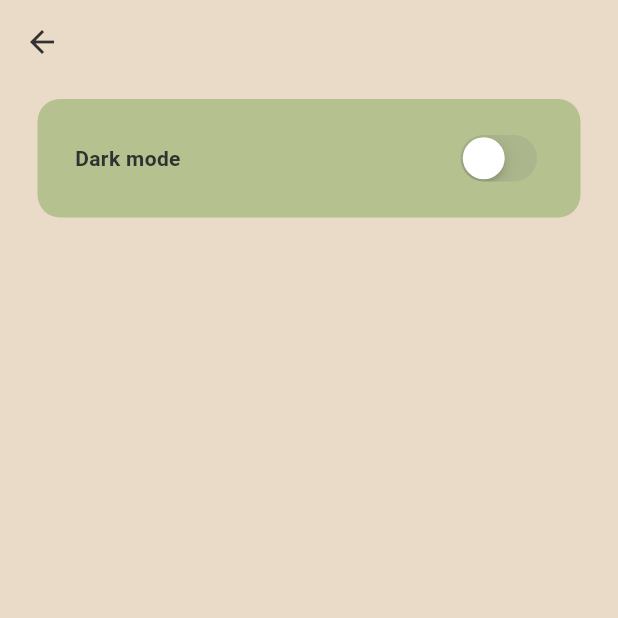
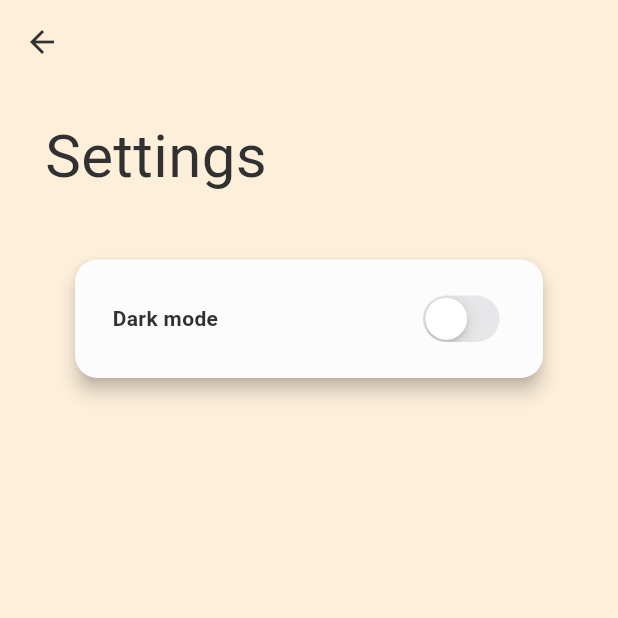
Before and after one commit to dHAVR/APad, a Flutter app: the SettingsPage screen opened directly, on a phone screen of 412 x 824 dp, the top half of it. Run offline on Flutter 3.47's test engine with Material 3 defaults, Android fonts, the phone set to English and light mode, and no system bars; our stand-ins replace flutter_colorpicker, flutter_html, google_fonts, isar; accounts and stored records are empty; generated files the repository leaves out were written again.

Commit message:
Changed theme
I have changed theme and fixed some problems.

```diff
--- a/lib/component/drawer.dart
+++ b/lib/component/drawer.dart
@@ -14,7 +14,7 @@ class MyDrawer extends StatelessWidget {
         children: [
           DrawerHeader(
             child: Padding(
-              padding: EdgeInsets.only(top: 30.0), // Adjust the padding value as needed
+              padding: EdgeInsets.only(top: 30.0),
               child: Text(
                 "Stay focused"+'\n'+"  with APad",
                 style: GoogleFonts.kalam(
@@ -38,7 +38,6 @@ class MyDrawer extends StatelessWidget {
                   builder: (context) => SettingsPage(),
               )
               );
-
             },
           )
         ],
--- a/lib/component/note_tile.dart
+++ /dev/null
@@ -1,22 +0,0 @@
-import 'package:apad/theme/theme_provider.dart';
-import 'package:flutter/material.dart';
-import 'package:flutter/cupertino.dart';
-import 'package:provider/provider.dart';
-
-class NoteTile extends StatelessWidget {
-  final String text;
-  const NoteTile({super.key, required this.text});
-
-  @override
-  Widget build(BuildContext context) {
-    return Container(
-      decoration: BoxDecoration(
-        color: Theme.of(context).colorScheme.primary,
-        borderRadius: BorderRadius.circular(15),
-      ),
-      child: ListTile(
-        title: Text(text),
-      ),
-    );
-  }
-}
--- a/lib/pages/new_note_page.dart
+++ b/lib/pages/new_note_page.dart
@@ -116,7 +116,6 @@ class _NewNotePageState extends State<NewNotePage> {
   String _convertTextToHtml(String text, TextStyle style) {
     final StringBuffer htmlBuffer = StringBuffer();
 
-    // Apply default styles if no custom styles are applied
     if (style == TextStyle()) {
       style = TextStyle(
         color: Colors.black,
--- a/lib/pages/notes_page.dart
+++ b/lib/pages/notes_page.dart
@@ -85,9 +85,9 @@ class _NotesPageState extends State<NotesPage> {
               itemCount: currentNotes.length,
               itemBuilder: (context, index) {
                 final note = currentNotes[index];
-
                 return Card(
                   elevation: 4.0,
+                  color: Theme.of(context).colorScheme.secondary,
                   margin: const EdgeInsets.symmetric(vertical: 2.0, horizontal: 8.0),
                   child: ListTile(
                     title: Html(data: note.text),
--- a/lib/pages/settings_page.dart
+++ b/lib/pages/settings_page.dart
@@ -2,6 +2,7 @@ import 'package:apad/theme/theme_provider.dart';
 import 'package:flutter/material.dart';
 import 'package:flutter/cupertino.dart';
 import 'package:provider/provider.dart';
+import 'package:google_fonts/google_fonts.dart';
 
 class SettingsPage extends StatelessWidget {
   const SettingsPage({super.key});
@@ -14,15 +15,32 @@ class SettingsPage extends StatelessWidget {
         elevation: 0,
         backgroundColor: Colors.transparent,
         foregroundColor: Theme.of(context).colorScheme.inversePrimary,
-
       ),
-      body: Container(
+      body: Column(
+        crossAxisAlignment: CrossAxisAlignment.start,
+        children: [
+          Padding(
+            padding: const EdgeInsets.only(top: 20.0, left: 30.0, bottom: 10.0),
+            child: Text(
+              'Settings',
+              style: GoogleFonts.dmSerifText(
+                fontSize: 40,
+                color: Theme.of(context).colorScheme.inversePrimary,
+              ),
+            ),
+          ),
+          Container(
+            padding: EdgeInsets.symmetric(vertical: 20, horizontal: 25),
+            margin: EdgeInsets.only(left: 25, right: 25, top: 10),
+            child: Material(
+              elevation: 5, // Add elevation here
+              borderRadius: BorderRadius.circular(15),
+              color: Theme.of(context).colorScheme.secondary,
+              child: Container(
                 decoration: BoxDecoration(
-          color: Theme.of(context).colorScheme.primary,
-          borderRadius: BorderRadius.circular(15)
+                  borderRadius: BorderRadius.circular(15),
                 ),
                 padding: EdgeInsets.symmetric(vertical: 20, horizontal: 25),
-        margin: EdgeInsets.only(left: 25, right: 25, top: 10),
                 child: Row(
                   mainAxisAlignment: MainAxisAlignment.spaceBetween,
                   children: [
@@ -36,11 +54,14 @@ class SettingsPage extends StatelessWidget {
                     CupertinoSwitch(
                       value: Provider.of<ThemeProvider>(context, listen: false).isDarkMode,
                       onChanged: (bool value) => Provider.of<ThemeProvider>(context, listen: false).toggleTheme(),
-
                     )
                   ],
                 ),
               ),
+            ),
+          ),
+        ],
+      ),
     );
   }
 }
--- a/lib/theme/theme.dart
+++ b/lib/theme/theme.dart
@@ -4,9 +4,9 @@ import 'package:flutter/material.dart';
 ThemeData lightMode = ThemeData(
     brightness: Brightness.light,
     colorScheme: ColorScheme.light(
-      background: Color(0xFFEADBC8),
-      primary: Color(0xFFB5C18E),
-      secondary: Color(0xFFF1F1F1),
+      background: Color(0xFFFDEFDA),
+      primary: Color(0xFFD8B89A),
+      secondary: Color(0xFFFCFCFC),
       inversePrimary: Color(0xFF313131),
     ));
 
@@ -15,7 +15,7 @@ ThemeData darkMode = ThemeData(
     brightness: Brightness.dark,
     colorScheme: ColorScheme.dark(
       background: Color(0xFF1E1E1E),
-      primary: Color(0xFFB0B0B0),
-      secondary: Color(0xFF90A4AE),
-      inversePrimary: Color(0xFF5A5A5A),
+      primary: Color(0xFF424242),
+      secondary: Color(0xFF424242),
+      inversePrimary: Color(0xFFF5F5F5),
     ));
```
Lines whose indentation alone changed are shown as unchanged.
